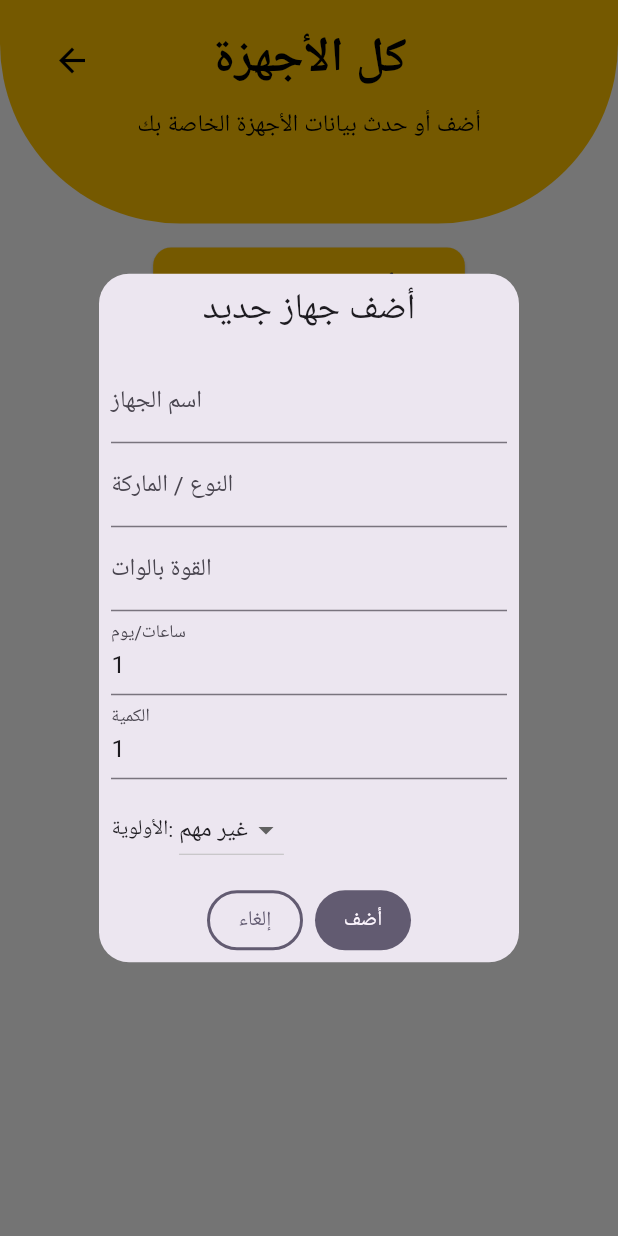
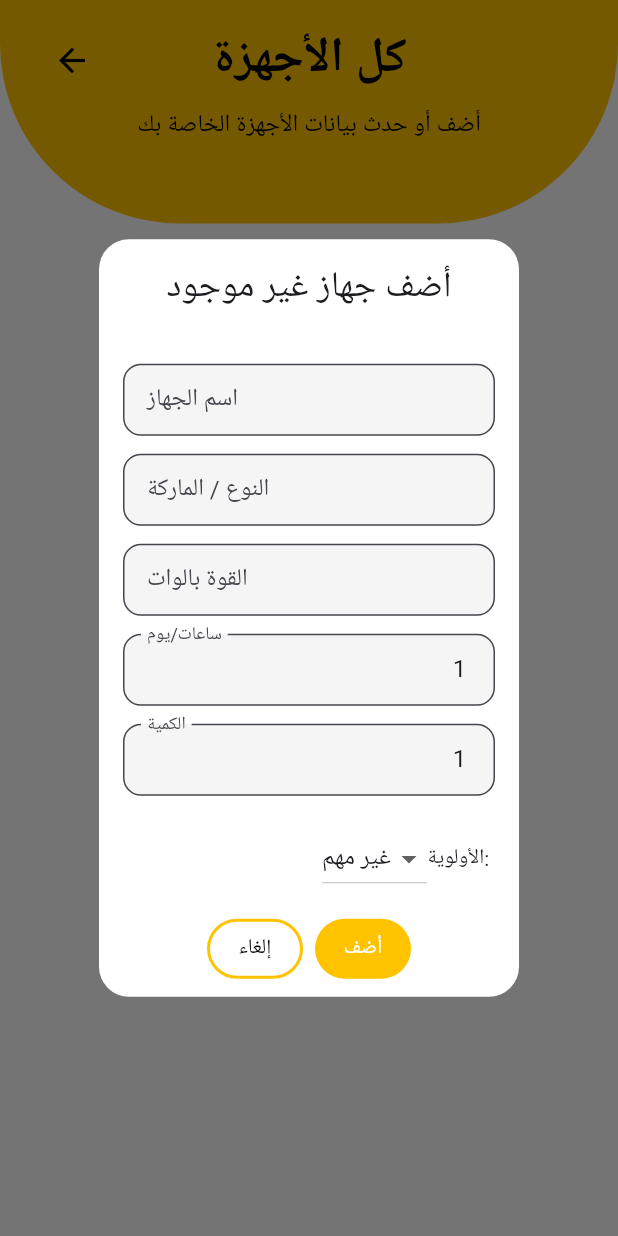
Before and after one commit to asmaa-sayed-mohammed/Graduation-Project, a Flutter app: the AppliancesScreen screen opened directly, after a tap on "أضف جهاز جديد", on a phone screen of 412 x 824 dp. Run offline on Flutter 3.47's test engine with Material 3 defaults, Android fonts, the phone set to English and light mode, and no system bars; our stand-ins replace awesome_notifications, connectivity_plus, fl_chart, geocoding, geolocator, get and 6 more; missing offline and left inert: google_mlkit_text_recognition, workmanager; accounts and stored records are empty; project files that could hold a hidden picture were left out.

Commit message:
edit some ui

```diff
--- a/lib/core/style/colors.dart
+++ b/lib/core/style/colors.dart
@@ -1,15 +1,15 @@
 import 'package:flutter/material.dart';
 
 class AppColor {
-  static Color primary_color =Color(0xFFFFC300);
-  static Color white =Colors.white;
-  static Color white2 = Color(0xFFFCFCFC);
-  static Color blue = Colors.blue;
-  static Color black = Colors.black;
-  static Color gray = Colors.grey;
+  static const Color primary_color =Color(0xFFFFC300);
+  static const Color white =Colors.white;
+  static const Color white2 = Color(0xFFFCFCFC);
+  static const Color blue = Colors.blue;
+  static const Color black = Colors.black;
+  static const Color gray = Colors.grey;
   static Color gray2 = Colors.grey.shade400;
-  static Color amber = Colors.amber;
-  static Color red = Colors.red;
-  static Color green = Colors.green;
+  static const Color amber = Colors.amber;
+  static const Color red = Colors.red;
+  static const Color green = Colors.green;
 
 }
--- a/lib/view/appliance_screen.dart
+++ b/lib/view/appliance_screen.dart
@@ -66,35 +66,24 @@ class AppliancesScreen extends StatelessWidget {
     final priority = "not_important".obs;
 
     Get.defaultDialog(
-      title: "أضف جهاز جديد",
+      title: "أضف جهاز غير موجود",
+      titlePadding: const EdgeInsets.symmetric(vertical: 16),
+      backgroundColor: Colors.white,
+      contentPadding: const EdgeInsets.symmetric(horizontal: 16, vertical: 12),
       content: SingleChildScrollView(
         child: Column(
+          crossAxisAlignment: CrossAxisAlignment.start,
+          textDirection: TextDirection.rtl,
           children: [
-            TextField(
-              controller: nameController,
-              decoration: const InputDecoration(labelText: "اسم الجهاز"),
-            ),
-            TextField(
-              controller: brandController,
-              decoration: const InputDecoration(labelText: "النوع / الماركة"),
-            ),
-            TextField(
-              controller: wattController,
-              decoration: const InputDecoration(labelText: "القوة بالوات"),
-              keyboardType: TextInputType.number,
-            ),
-            TextField(
-              controller: hoursController,
-              decoration: const InputDecoration(labelText: "ساعات/يوم"),
-              keyboardType: TextInputType.number,
-            ),
-            TextField(
-              controller: quantityController,
-              decoration: const InputDecoration(labelText: "الكمية"),
-              keyboardType: TextInputType.number,
-            ),
-            const SizedBox(height: 10),
+            _buildInputField("اسم الجهاز", nameController),
+            _buildInputField("النوع / الماركة", brandController),
+            _buildInputField("القوة بالوات", wattController, keyboard: TextInputType.number),
+            _buildInputField("ساعات/يوم", hoursController, keyboard: TextInputType.number),
+            _buildInputField("الكمية", quantityController, keyboard: TextInputType.number),
+            const SizedBox(height: 12),
             Row(
+              mainAxisAlignment: MainAxisAlignment.start,
+              textDirection: TextDirection.rtl,
               children: [
                 const Text("الأولوية: "),
                 PriorityDropdown(priority: priority),
@@ -103,7 +92,11 @@ class AppliancesScreen extends StatelessWidget {
           ],
         ),
       ),
+      buttonColor: AppColor.primary_color,
       textConfirm: "أضف",
+      textCancel: "إلغاء",
+      confirmTextColor: Colors.white,
+      cancelTextColor: Colors.black,
       onConfirm: () async {
         final name = nameController.text.trim();
         final brand = brandController.text.trim();
@@ -112,8 +105,11 @@ class AppliancesScreen extends StatelessWidget {
         final quantity = int.tryParse(quantityController.text) ?? 1;
 
         if (name.isEmpty || brand.isEmpty || watt <= 0) {
-          Get.snackbar("خطأ", "الرجاء ملء جميع الحقول بشكل صحيح",
-              snackPosition: SnackPosition.BOTTOM);
+          Get.snackbar(
+            "خطأ",
+            "الرجاء ملء جميع الحقول بشكل صحيح",
+            snackPosition: SnackPosition.BOTTOM,
+          );
           return;
         }
 
@@ -127,12 +123,34 @@ class AppliancesScreen extends StatelessWidget {
         );
 
         Get.back();
-        Get.snackbar("تم الإضافة", "تم إضافة الجهاز بنجاح",
-            snackPosition: SnackPosition.BOTTOM);
+        Get.snackbar(
+          "تم الإضافة",
+          "تم إضافة الجهاز بنجاح",
+          snackPosition: SnackPosition.BOTTOM,
+        );
       },
-      textCancel: "إلغاء",
     );
   }
+
+  Widget _buildInputField(String label, TextEditingController controller,
+      {TextInputType keyboard = TextInputType.text}) {
+    return Padding(
+      padding: const EdgeInsets.symmetric(vertical: 6),
+      child: TextField(
+        textDirection: TextDirection.rtl,
+        controller: controller,
+        keyboardType: keyboard,
+        decoration: InputDecoration(
+          labelText: label,
+          filled: true,
+          fillColor: Colors.grey.shade100,
+          border: OutlineInputBorder(borderRadius: BorderRadius.circular(12)),
+          contentPadding: const EdgeInsets.symmetric(vertical: 10, horizontal: 12),
+        ),
+      ),
+    );
+  }
+
 
   @override
   Widget build(BuildContext context) {
@@ -432,32 +450,32 @@ class AppliancesScreen extends StatelessWidget {
                                                           PriorityDropdown(
                                                               priority: priority),
                                                           const Spacer(),
-                                                          IconButton(
-                                                            icon: const Icon(
-                                                                Icons.delete,
-                                                                color: Colors.red,
-                                                                size: 28),
-                                                            onPressed: () {
-                                                              controller
-                                                                  .deleteUserAppliance(
-                                                                  userUa ??
-                                                                      UserAppliance(
-                                                                          applianceId:
-                                                                          appliance.id,
-                                                                          name: appliance
-                                                                              .name,
-                                                                          brand: appliance
-                                                                              .brand,
-                                                                          watt: appliance
-                                                                              .watt,
-                                                                          hoursPerDay:
-                                                                          1,
-                                                                          quantity:
-                                                                          1,
-                                                                          priority:
-                                                                          "important"));
-                                                            },
-                                                          ),
+                                                          // IconButton(
+                                                          //   icon: const Icon(
+                                                          //       Icons.delete,
+                                                          //       color: Colors.red,
+                                                          //       size: 28),
+                                                          //   onPressed: () {
+                                                          //     controller
+                                                          //         .deleteUserAppliance(
+                                                          //         userUa ??
+                                                          //             UserAppliance(
+                                                          //                 applianceId:
+                                                          //                 appliance.id,
+                                                          //                 name: appliance
+                                                          //                     .name,
+                                                          //                 brand: appliance
+                                                          //                     .brand,
+                                                          //                 watt: appliance
+                                                          //                     .watt,
+                                                          //                 hoursPerDay:
+                                                          //                 1,
+                                                          //                 quantity:
+                                                          //                 1,
+                                                          //                 priority:
+                                                          //                 "important"));
+                                                          //   },
+                                                          // ),
                                                         ],
                                                       ),
 
--- a/lib/view/reading_screen.dart
+++ b/lib/view/reading_screen.dart
@@ -39,7 +39,6 @@ class _ReadingScreenState extends State<ReadingScreen> {
         child: Scaffold(
           backgroundColor: Colors.white,
           body: SafeArea(
-            child: SingleChildScrollView(
             child: Column(
               crossAxisAlignment: CrossAxisAlignment.start,
               children: [
@@ -90,7 +89,7 @@ class _ReadingScreenState extends State<ReadingScreen> {
                           borderRadius: BorderRadius.circular(35),
                           onTap: () async {
                             final result = controller.calculateManualResult();
-                            history.syncWithCloud();
+                          // history.syncWithCloud();
                             if (result.hasError) {
                               Get.snackbar(
                                 'خطأ',
@@ -167,7 +166,6 @@ class _ReadingScreenState extends State<ReadingScreen> {
                   ),
                 ),
               ],
-              ),
             ),
           ),
         ),
```
Also changed, not shown: lib/controllers/history_controller.dart (+45 -22 lines), lib/view/history_screen.dart (+61 -23 lines), lib/view/main_screen.dart (+10 -19 lines), lib/view/recommendations_screen.dart (+9 -2 lines). Lines whose indentation alone changed are shown as unchanged.
